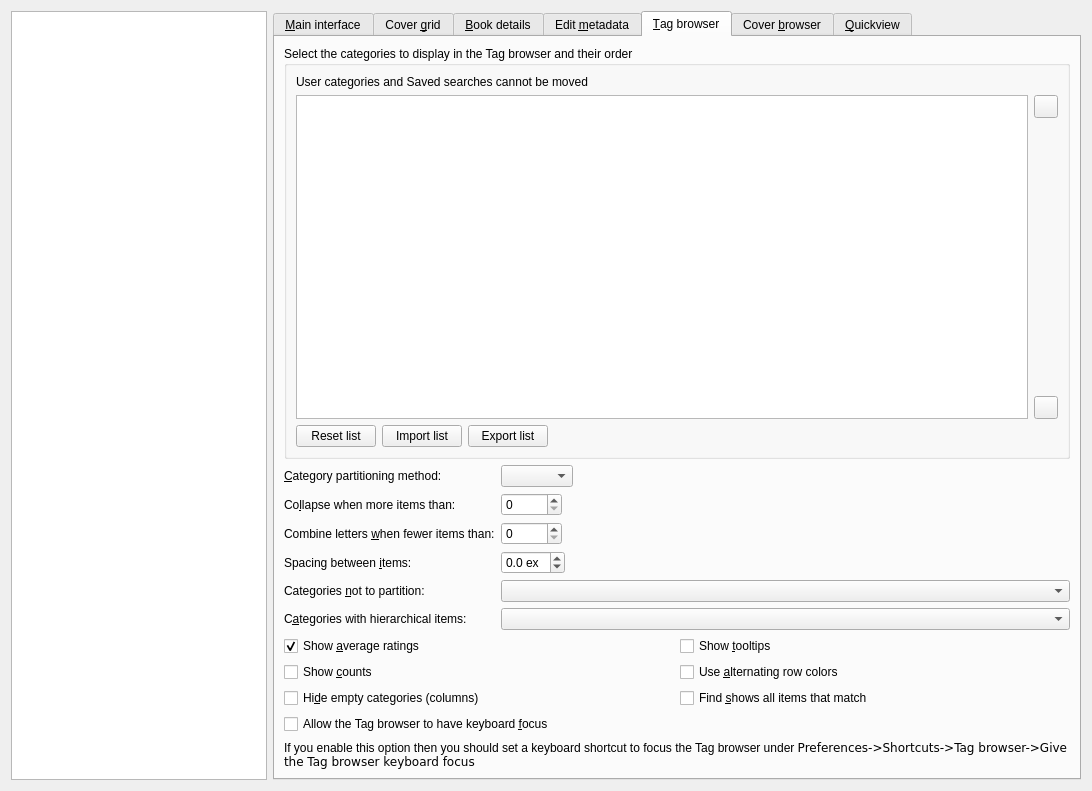
The window that src/calibre/gui2/preferences/look_feel.ui (kovidgoyal/calibre) describes before a commit, drawn with Qt 5.
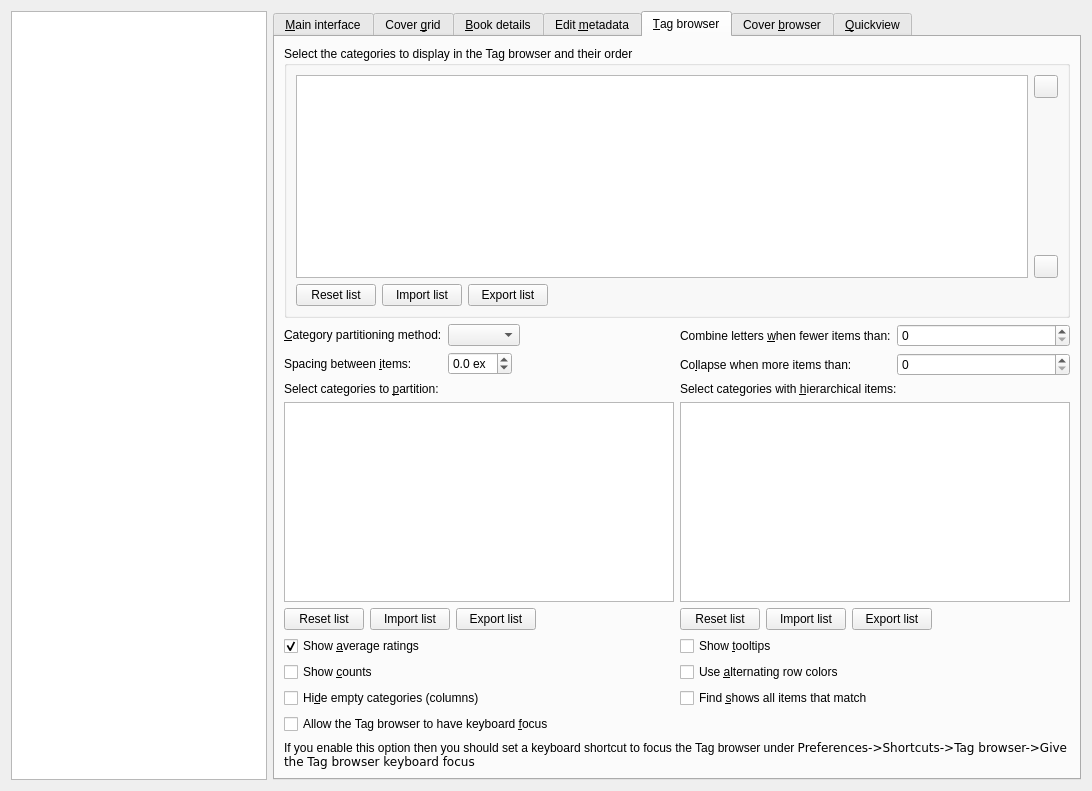
The same window after the commit. The open tabs and pages were chosen to show the change. Icons and pictures are not drawn. Custom widgets are drawn as their Qt base class.

Commit message:
Prefs / Look & feel / Tag browser partition and hierarchy: change lists of keys to list widget with check boxes.
NB: the partition list was a gpref, which was wrong. It is now a db pref. I added migration code to the tag browser. It is possible that the server code must be changed to get the db pref. I don't know how to do that, if it is needed.

```diff
--- a/src/calibre/gui2/preferences/look_feel.ui
+++ b/src/calibre/gui2/preferences/look_feel.ui
@@ -1156,17 +1156,10 @@
           <string>Select the categories to display in the Tag browser and their order</string>
          </property>
          <layout class="QGridLayout" name="gridLayout_3">
-          <item row="1" column="0">
-           <widget class="QLabel" name="label">
-            <property name="text">
-             <string>User categories and Saved searches cannot be moved</string>
-            </property>
-           </widget>
-          </item>
           <item row="4" column="1">
            <widget class="QToolButton" name="tb_down_button">
             <property name="toolTip">
-             <string>Move down</string>
+             <string>Move down. User categories and Saved searches cannot be moved</string>
             </property>
             <property name="icon">
              <iconset resource="../../../../resources/images.qrc">
@@ -1177,7 +1170,7 @@
           <item row="2" column="1">
            <widget class="QToolButton" name="tb_up_button">
             <property name="toolTip">
-             <string>Move up</string>
+             <string>Move up. User categories and Saved searches cannot be moved</string>
             </property>
             <property name="icon">
              <iconset resource="../../../../resources/images.qrc">
@@ -1269,6 +1262,8 @@
         </widget>
        </item>
        <item>
+        <layout class="QGridLayout" name="gridLayout_10">
+         <item row="0" column="0">
         <layout class="QFormLayout" name="formLayout">
          <property name="fieldGrowthPolicy">
           <enum>QFormLayout::ExpandingFieldsGrow</enum>
@@ -1295,49 +1290,6 @@
           </widget>
          </item>
          <item row="1" column="0">
-          <widget class="QLabel" name="label_10">
-           <property name="text">
-            <string>Co&amp;llapse when more items than:</string>
-           </property>
-           <property name="buddy">
-            <cstring>opt_tags_browser_collapse_at</cstring>
-           </property>
-          </widget>
-         </item>
-         <item row="1" column="1">
-          <widget class="QSpinBox" name="opt_tags_browser_collapse_at">
-           <property name="toolTip">
-            <string>If a Tag browser category has more than this number of items, it is divided
-up into subcategories. If the partition method is set to disable, this value is ignored.</string>
-           </property>
-           <property name="maximum">
-            <number>10000</number>
-           </property>
-          </widget>
-         </item>
-         <item row="2" column="0">
-          <widget class="QLabel" name="label_10">
-           <property name="text">
-            <string>Combine letters &amp;when fewer items than:</string>
-           </property>
-           <property name="buddy">
-            <cstring>opt_tags_browser_collapse_fl_at</cstring>
-           </property>
-          </widget>
-         </item>
-         <item row="2" column="1">
-          <widget class="QSpinBox" name="opt_tags_browser_collapse_fl_at">
-           <property name="toolTip">
-            <string>If collapsing by first letter, combine adjacent letters together if
-there are fewer items under a letter than specified here. If the partition method is
-not set to first letter, this value is ignored. Set to zero to disable.</string>
-           </property>
-           <property name="maximum">
-            <number>10000</number>
-           </property>
-          </widget>
-         </item>
-         <item row="3" column="0">
           <widget class="QLabel" name="label">
            <property name="text">
             <string>Spacing between &amp;items:</string>
@@ -1347,7 +1299,7 @@
            </property>
           </widget>
          </item>
-         <item row="3" column="1">
+           <item row="1" column="1">
           <widget class="QDoubleSpinBox" name="opt_tag_browser_item_padding">
            <property name="toolTip">
             <string>The spacing between consecutive items in the Tag browser. In units of (ex) which is the approximate height of the letter 'x' in the currently used font. </string>
@@ -1369,66 +1321,220 @@
            </property>
           </widget>
          </item>
-         <item row="4" column="0">
-          <widget class="QLabel" name="label_8111">
+          </layout>
+         </item>
+         <item row="0" column="1">
+          <layout class="QFormLayout" name="formLayout">
+           <item row="0" column="0">
+            <widget class="QLabel" name="label_10">
            <property name="text">
-            <string>Categories &amp;not to partition:</string>
+              <string>Combine letters &amp;when fewer items than:</string>
            </property>
            <property name="buddy">
-            <cstring>opt_tag_browser_dont_collapse</cstring>
+              <cstring>opt_tags_browser_collapse_fl_at</cstring>
            </property>
           </widget>
          </item>
-         <item row="4" column="1">
-          <widget class="EditWithComplete" name="opt_tag_browser_dont_collapse">
-           <property name="sizePolicy">
-            <sizepolicy hsizetype="Expanding" vsizetype="Fixed">
-             <horstretch>0</horstretch>
-             <verstretch>0</verstretch>
-            </sizepolicy>
-           </property>
+           <item row="0" column="1">
+            <widget class="QSpinBox" name="opt_tags_browser_collapse_fl_at">
+             <property name="toolTip">
+              <string>If collapsing by first letter, combine adjacent letters together if
+there are fewer items under a letter than specified here. If the partition method is
+not set to first letter, this value is ignored. Set to zero to disable.</string>
+             </property>
+             <property name="maximum">
+              <number>10000</number>
+             </property>
+            </widget>
+           </item>
+           <item row="1" column="0">
+            <widget class="QLabel" name="label_10">
+             <property name="text">
+              <string>Co&amp;llapse when more items than:</string>
+             </property>
+             <property name="buddy">
+              <cstring>opt_tags_browser_collapse_at</cstring>
+             </property>
+            </widget>
+           </item>
+           <item row="1" column="1">
+            <widget class="QSpinBox" name="opt_tags_browser_collapse_at">
            <property name="toolTip">
-            <string>A comma-separated list of categories that are not to
-be partitioned even if the number of items is larger than
+              <string>If a Tag browser category has more than this number of items, it is divided
+up into subcategories. If the partition method is set to disable, this value is ignored.</string>
+             </property>
+             <property name="maximum">
+              <number>10000</number>
+             </property>
+            </widget>
+           </item>
+          </layout>
+         </item>
+         <item row="1" column="0">
+          <widget class="QLabel">
+           <property name="text">
+            <string>Select categories to &amp;partition:</string>
+           </property>
+           <property name="buddy">
+            <cstring>tb_cats_to_partition</cstring>
+           </property>
+           <property name="toolTip">
+            <string>&lt;p&gt;Check the box for categories that are to
+be partitioned using the criteria above. Uncheck the box if you don't want to
+partition a category even if the number of items is larger than
 the value shown above. This option can be used to
 avoid collapsing hierarchical categories that have only
-a few top-level elements.</string>
+a few top-level elements.&lt;/p&gt;</string>
            </property>
           </widget>
          </item>
-         <item row="5" column="0">
-          <widget class="QLabel" name="label_81">
+         <item row="2" column="0">
+          <widget class="QListView" name="tb_cats_to_partition">
+           <property name="minimumSize">
+            <size>
+             <width>0</width>
+             <height>200</height>
+            </size>
+           </property>
+           <property name="alternatingRowColors">
+            <bool>true</bool>
+           </property>
+          </widget>
+         </item>
+         <item row="3" column="0">
+          <layout class="QHBoxLayout" name="horizontalLayout_41">
+           <item>
+            <widget class="QPushButton" name="tb_partition_reset_button">
+             <property name="toolTip">
+              <string>&lt;p&gt;Click this button to reset the list to its default order.&lt;/p&gt;</string>
+             </property>
            <property name="text">
-            <string>C&amp;ategories with hierarchical items:</string>
+              <string>Reset list</string>
+             </property>
+            </widget>
+           </item>
+           <item>
+            <widget class="QPushButton" name="tb_partition_import_layout_button">
+             <property name="toolTip">
+              <string>&lt;p&gt;Click this button to set the list to one
+previously exported. This could be useful if you have several libraries with
+similar structure and you want to use the same for each one.&lt;/p&gt;</string>
+             </property>
+             <property name="text">
+              <string>Import list</string>
+             </property>
+            </widget>
+           </item>
+           <item>
+            <widget class="QPushButton" name="tb_partition_export_layout_button">
+             <property name="toolTip">
+              <string>&lt;p&gt;Click this button to write the current display
+settings to a file. This could be useful if you have several libraries with similar
+structure and you want to use the same for each one.&lt;/p&gt;</string>
+             </property>
+             <property name="text">
+              <string>Export list</string>
+             </property>
+            </widget>
+           </item>
+           <item>
+            <spacer name="horizontalSpacer">
+             <property name="orientation">
+              <enum>Qt::Horizontal</enum>
+             </property>
+             <property name="sizeHint" stdset="0">
+              <size>
+               <width>40</width>
+               <height>20</height>
+              </size>
+             </property>
+            </spacer>
+           </item>
+          </layout>
+         </item>
+         <item row="1" column="1">
+          <widget class="QLabel">
+           <property name="text">
+            <string>Select categories with &amp;hierarchical items:</string>
            </property>
            <property name="buddy">
-            <cstring>opt_categories_using_hierarchy</cstring>
-           </property>
-          </widget>
-         </item>
-         <item row="5" column="1">
-          <widget class="EditWithComplete" name="opt_categories_using_hierarchy">
-           <property name="sizePolicy">
-            <sizepolicy hsizetype="Expanding" vsizetype="Fixed">
-             <horstretch>0</horstretch>
-             <verstretch>0</verstretch>
-            </sizepolicy>
+            <cstring>tb_hierarchical_cats</cstring>
            </property>
            <property name="toolTip">
-            <string>A comma-separated list of categories in which items containing
-periods are displayed in the Tag browser trees. For example, if
-this box contains 'tags' then tags of the form 'Mystery.English'
+            <string>&lt;p&gt;Check the box for an item if it is to be displayed as a
+hierarchical tree in the Tag browser. For example, if you check
+'tags' then tags of the form 'Mystery.English'
 and 'Mystery.Thriller' will be displayed with English and Thriller
-both under 'Mystery'. If 'tags' is not in this box,
-then the tags will be displayed each on their own line.</string>
+both under 'Mystery'. If 'tags' is not checked
+then the tags will be displayed each on their own line.&lt;/p&gt;</string>
            </property>
           </widget>
+         </item>
+         <item row="2" column="1">
+          <widget class="QListView" name="tb_hierarchical_cats">
+           <property name="minimumSize">
+            <size>
+             <width>0</width>
+             <height>200</height>
+            </size>
+           </property>
+           <property name="alternatingRowColors">
+            <bool>true</bool>
+           </property>
+          </widget>
+         </item>
+         <item row="3" column="1">
+          <layout class="QHBoxLayout" name="horizontalLayout_4">
+           <item>
+            <widget class="QPushButton" name="tb_hierarchy_reset_layout_button">
+             <property name="toolTip">
+              <string>&lt;p&gt;Click this button to reset the list to its default order.&lt;/p&gt;</string>
+             </property>
+             <property name="text">
+              <string>Reset list</string>
+             </property>
+            </widget>
+           </item>
+           <item>
+            <widget class="QPushButton" name="tb_hierarchy_import_layout_button">
+             <property name="toolTip">
+              <string>&lt;p&gt;Click this button to set the list to one
+previously exported. This could be useful if you have several libraries with
+similar structure and you want to use the same for each one.&lt;/p&gt;</string>
+             </property>
+             <property name="text">
+              <string>Import list</string>
+             </property>
+            </widget>
+           </item>
+           <item>
+            <widget class="QPushButton" name="tb_hierarchy_export_layout_button">
+             <property name="toolTip">
+              <string>&lt;p&gt;Click this button to write the current display
+settings to a file. This could be useful if you have several libraries with similar
+structure and you want to use the same for each one.&lt;/p&gt;</string>
+             </property>
+             <property name="text">
+              <string>Export list</string>
+             </property>
+            </widget>
+           </item>
+           <item>
+            <spacer name="horizontalSpacer">
+             <property name="orientation">
+              <enum>Qt::Horizontal</enum>
+             </property>
+             <property name="sizeHint" stdset="0">
+              <size>
+               <width>40</width>
+               <height>20</height>
+              </size>
+             </property>
+            </spacer>
          </item>
         </layout>
        </item>
-       <item>
-        <layout class="QGridLayout" name="gridLayout_10">
-         <item row="0" column="0">
+         <item row="5" column="0">
           <widget class="QCheckBox" name="opt_show_avg_rating">
            <property name="text">
             <string>Show &amp;average ratings</string>
@@ -1438,14 +1544,14 @@
            </property>
           </widget>
          </item>
-         <item row="0" column="1">
+         <item row="5" column="1">
           <widget class="QCheckBox" name="opt_tag_browser_show_tooltips">
            <property name="text">
             <string>Show &amp;tooltips</string>
            </property>
           </widget>
          </item>
-         <item row="1" column="0">
+         <item row="6" column="0">
           <widget class="QCheckBox" name="opt_tag_browser_show_counts">
            <property name="toolTip">
             <string>Show counts for items in the Tag browser. Such as the number of books
@@ -1457,14 +1563,14 @@
            </property>
           </widget>
          </item>
-         <item row="1" column="1">
+         <item row="6" column="1">
           <widget class="QCheckBox" name="opt_tag_browser_old_look">
            <property name="text">
             <string>Use &amp;alternating row colors</string>
            </property>
           </widget>
          </item>
-         <item row="2" column="0">
+         <item row="7" column="0">
           <widget class="QCheckBox" name="opt_tag_browser_hide_empty_categories">
            <property name="toolTip">
             <string>When checked, calibre will automatically hide any category
@@ -1477,7 +1583,7 @@
            </property>
           </widget>
          </item>
-         <item row="2" column="1">
+         <item row="7" column="1">
           <widget class="QCheckBox" name="opt_tag_browser_always_autocollapse">
            <property name="toolTip">
             <string>When checked, Find in the Tag browser will show all items
@@ -1489,7 +1595,7 @@
            </property>
           </widget>
          </item>
-         <item row="3" column="0" colspan="2">
+         <item row="8" column="0" colspan="2">
           <layout class="QVBoxLayout" name="verticalLayout">
            <item>
             <widget class="QCheckBox" name="opt_tag_browser_allow_keyboard_focus">
```
Lines whose indentation alone changed are shown as unchanged. The commit also changes 2 other files.
